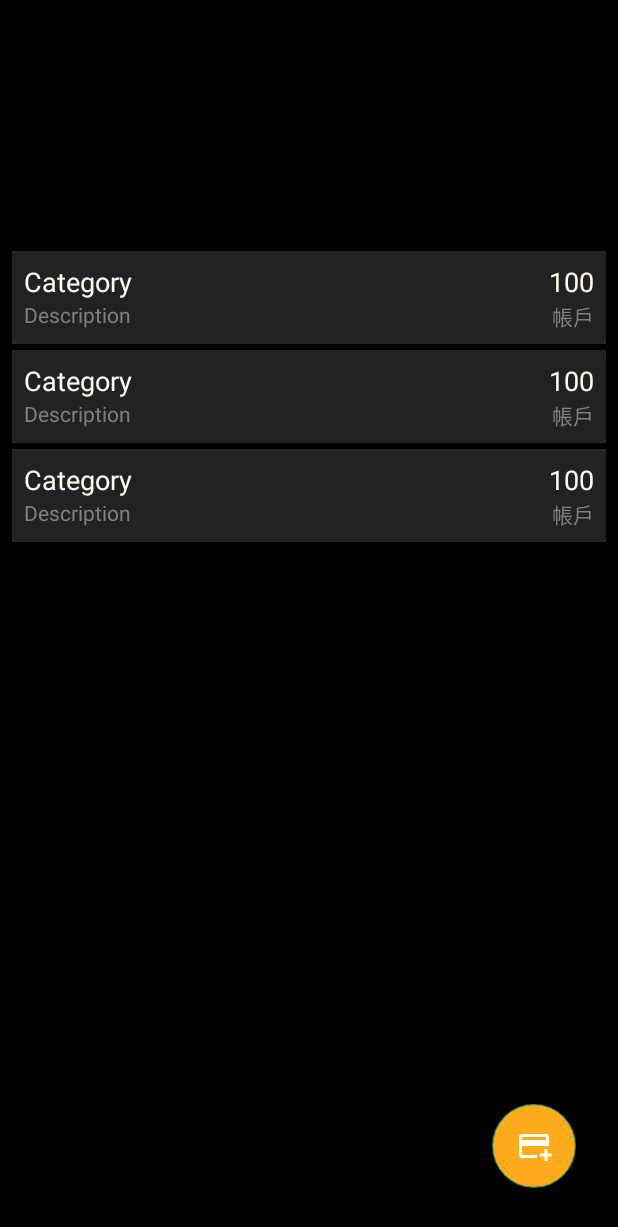
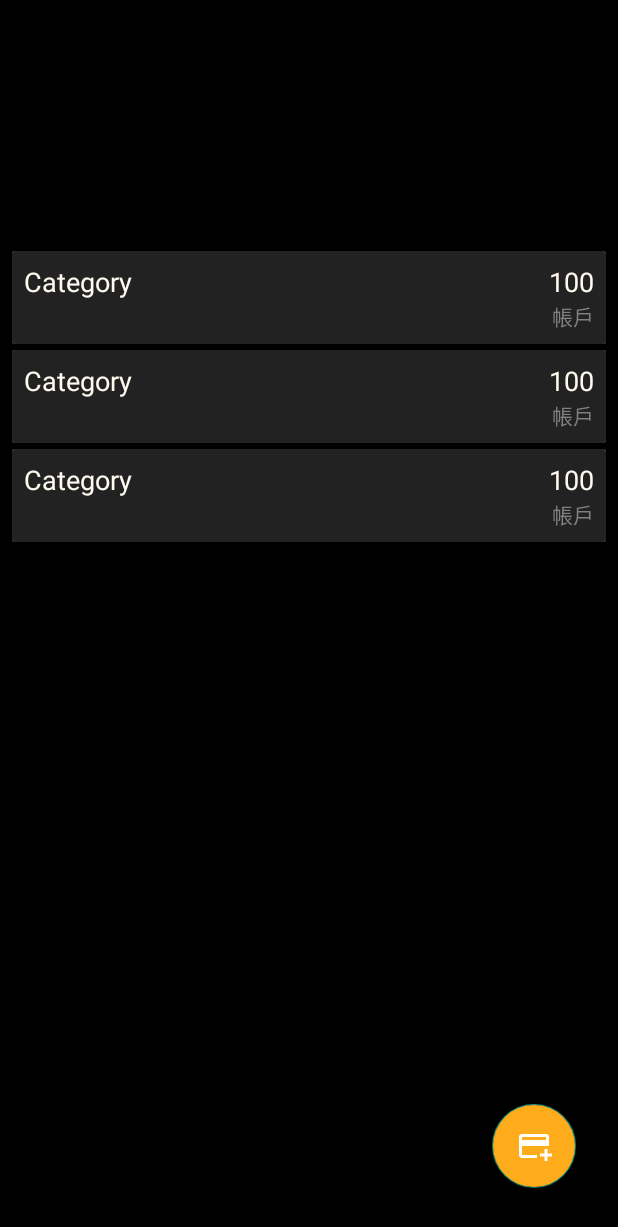
Before and after one commit to chin5270/CBMoney, an Android app: the layout fragment_account.xml on its own in the app's theme, with its tools: preview values and no code run, on a phone screen of 412 x 824 dp. Shown: the top 1227 px of the screen. Run offline under Robolectric (Android 15) with nearby library versions, the phone set to English and light mode, and no system bars.

```diff
--- a/app/src/main/java/com/example/cbmoney/expense/AddExpense.java
+++ b/app/src/main/java/com/example/cbmoney/expense/AddExpense.java
@@ -52,7 +52,6 @@ public class AddExpense extends AppCompatActivity {
             month = bundle2.getInt("Extra_month");
             day = bundle2.getInt("Extra_day");
             int expense = bundle2.getInt("Extra_expense");
-            Log.d("chin","AddExpense:"+day);
             String category = bundle2.getString("Extra_category");
             String account = bundle2.getString("Extra_account");
             String description = bundle2.getString("Extra_description");
@@ -159,8 +158,8 @@ public class AddExpense extends AppCompatActivity {
         String description = binding.inputDescription.getText().toString();
 
 
-        if(expenseString.isEmpty()|| description.trim().isEmpty()){
-            Toast.makeText(this,"請輸入金額和備註",Toast.LENGTH_SHORT).show();
+        if(expenseString.isEmpty()){
+            Toast.makeText(this,"請輸入金額c",Toast.LENGTH_SHORT).show();
             return;
         }
         int expense = Integer.parseInt(expenseString);
--- a/app/src/main/res/layout/expense_item.xml
+++ b/app/src/main/res/layout/expense_item.xml
@@ -42,7 +42,7 @@
                 android:id="@+id/text_view_description"
                 android:layout_width="wrap_content"
                 android:layout_height="wrap_content"
-                android:text="Description"
+                android:text=""
                 android:textColor="@color/gray"
                 android:layout_below="@+id/text_view_category" />
 
```
